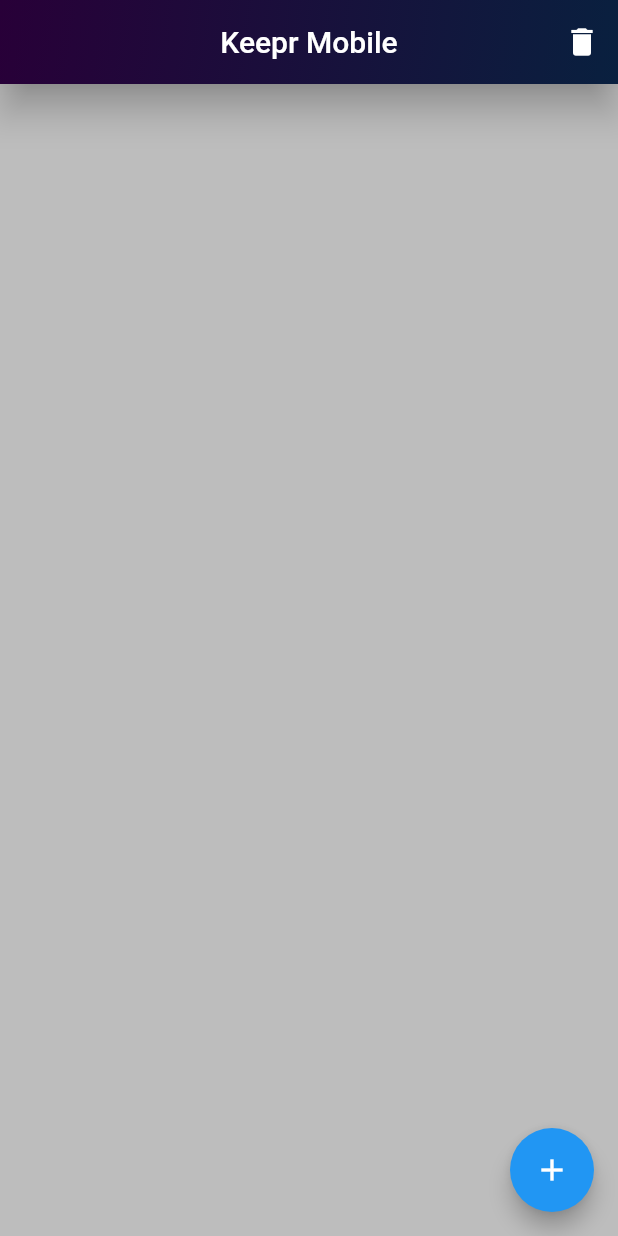
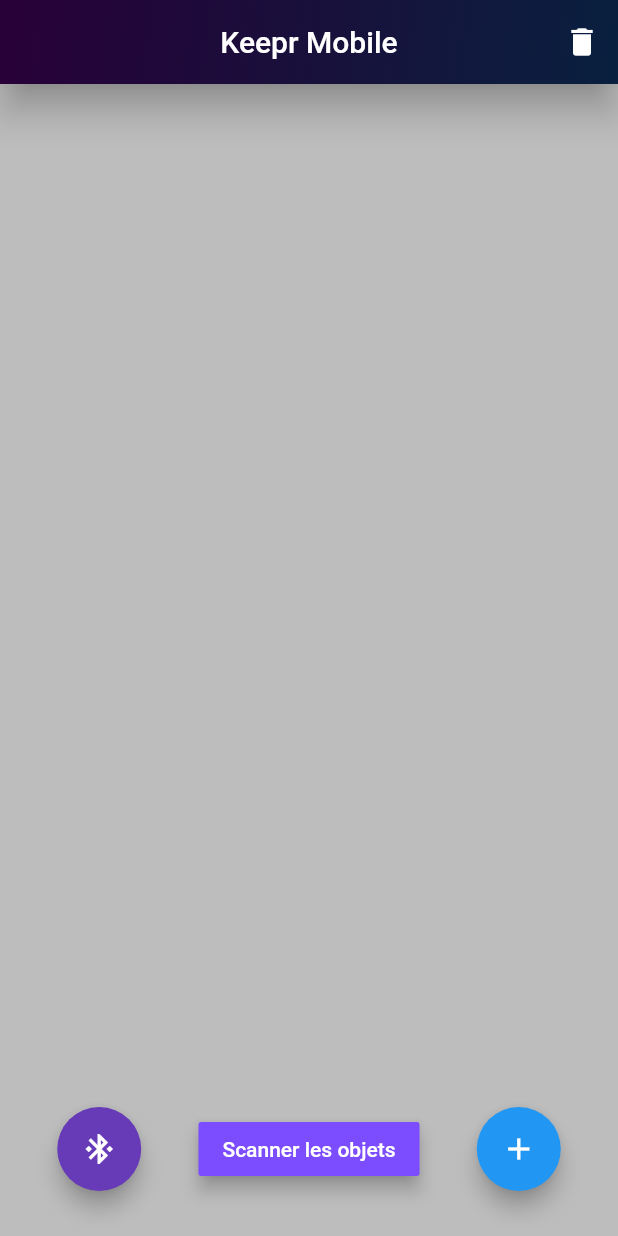
Before and after one commit to sigl-hamilton/keeprFlutter, a Flutter app: the screen it shows after launch, on a phone screen of 412 x 824 dp. Run offline on Flutter 3.47's test engine with Material 2 defaults, Android fonts, the phone set to English and light mode, and no system bars.

Commit message:
added buttons to list view

```diff
--- /dev/null
+++ b/lib/app.dart
@@ -0,0 +1,13 @@
+// app.dart
+
+import 'package:flutter/material.dart';
+import 'screens/home.dart';
+
+class App extends StatelessWidget {
+  @override
+  Widget build(BuildContext context) {
+    return MaterialApp(
+      home: Home(),
+    );
+  }
+}
--- a/lib/main.dart
+++ b/lib/main.dart
@@ -1,141 +1,6 @@
-// Import MaterialApp and other widgets which we can use to quickly create a material app
+// main.dart
+
 import 'package:flutter/material.dart';
+import 'app.dart';
 
-void main() => runApp(new TodoApp());
-
-class TodoApp extends StatelessWidget {
-  @override
-  Widget build(BuildContext context) {
-    return new MaterialApp(title: 'Keepr', home: new TodoList());
-  }
-}
-
-class TodoList extends StatefulWidget {
-  @override
-  createState() => new TodoListState();
-}
-
-class TodoListState extends State<TodoList> {
-  List<String> _todoItems = [];
-
-  Widget _buildTodoList() {
-    return new ListView.builder(
-      itemBuilder: (context, index) {
-        if (index < _todoItems.length) {
-          return _buildTodoItem(_todoItems[index], index);
-        }
-        //    return SizedBox.shrink();
-      },
-    );
-  }
-
-  Widget _buildTodoItem(String todoText, int index) {
-    return new Card(
-        child: ListTile(
-            leading: FlutterLogo(),
-            trailing: Icon(Icons.more_vert),
-            onTap: () => _promptRemoveTodoItem(index),
-            title: new Text(todoText)
-
-        ),
-        elevation: 4.0
-    );
-  }
-
-// Instead of autogenerating a todo item, _addTodoItem now accepts a string
-  void _addTodoItem(String task) {
-    // Only add the task if the user actually entered something
-    if (task.length > 0) {
-      setState(() => _todoItems.add(task));
-    }
-  }
-
-  // Much like _addTodoItem, this modifies the array of todo strings and
-// notifies the app that the state has changed by using setState
-  void _removeTodoItem(int index) {
-    setState(() => _todoItems.removeAt(index));
-  }
-
-  void _clearTodoItem() {
-    setState(() => _todoItems.clear());
-  }
-
-// Show an alert dialog asking the user to confirm that the task is done
-  void _promptRemoveTodoItem(int index) {
-    showDialog(
-        context: context,
-        builder: (BuildContext context) {
-          return new AlertDialog(
-              title: new Text('Supprimer "${_todoItems[index]}" de la liste ?'),
-              actions: <Widget>[
-                new FlatButton(
-                    child: new Text('Annuler'),
-                    onPressed: () => Navigator.of(context).pop()),
-                new FlatButton(
-                    child: new Text('Supprimer'),
-                    onPressed: () {
-                      _removeTodoItem(index);
-                      Navigator.of(context).pop();
-                    })
-              ]);
-        });
-  }
-
-  void _pushAddTodoScreen() {
-    // Push this page onto the stack
-    Navigator.of(context).push(
-        // MaterialPageRoute will automatically animate the screen entry, as well
-        // as adding a back button to close it
-        new MaterialPageRoute(builder: (context) {
-      return new Scaffold(
-          appBar: new AppBar(title: new Text('Ajouter un objet')),
-          body: new TextField(
-            autofocus: true,
-            onSubmitted: (val) {
-              _addTodoItem(val);
-              Navigator.pop(context); // Close the add todo screen
-            },
-            decoration: new InputDecoration(
-                hintText: 'Enter le nom de l\'objet',
-                contentPadding: const EdgeInsets.all(16.0)),
-          ));
-    }));
-  }
-
-  Widget build(BuildContext context) {
-    return new Scaffold(
-      appBar: new AppBar(
-        centerTitle: true,
-        elevation: 10.0,
-        title: new Text('Keepr Mobile'),
-        actions: <Widget>[
-          IconButton(
-            icon: new Icon(Icons.delete),
-            onPressed: () {
-              _clearTodoItem();
-            },
-          )
-        ],
-        flexibleSpace: Container(
-          decoration: BoxDecoration(
-            gradient: LinearGradient(
-              begin: Alignment.topLeft,
-              end: Alignment.bottomRight,
-              colors: <Color>[
-                Color(0xff280038),
-                Color(0xff09203f)
-              ], // Couleur de la nav bar
-            ),
-          ),
-        ),
-      ),
-      body: _buildTodoList(),
-      backgroundColor: Color(0xffbdbdbd),
-      floatingActionButton: new FloatingActionButton(
-          onPressed: _pushAddTodoScreen,
-          // pressing this button now opens the new screen
-          tooltip: 'Ajouter un objet',
-          child: new Icon(Icons.add)),
-    );
-  }
-}
+void main() => runApp(App());
--- /dev/null
+++ b/lib/screens/home.dart
@@ -0,0 +1,10 @@
+import 'package:flutter/material.dart';
+import 'item_list.dart';
+
+
+class Home extends StatelessWidget {
+  @override
+  Widget build(BuildContext context) {
+    return new MaterialApp(title: 'Keepr', home: new ItemList());
+  }
+}
--- /dev/null
+++ b/lib/screens/item_list.dart
@@ -0,0 +1,169 @@
+import 'package:flutter/material.dart';
+
+class Home extends StatelessWidget {
+  @override
+  Widget build(BuildContext context) {
+    return new MaterialApp(title: 'Keepr', home: new ItemList());
+  }
+}
+
+class ItemList extends StatefulWidget {
+  @override
+  createState() => new ItemListState();
+}
+
+class ItemListState extends State<ItemList> {
+  List<String> _todoItems = [];
+
+  Widget _buildItemList() {
+    return ListView.builder(
+      itemBuilder: (context, index) {
+        if (index < _todoItems.length) {
+          return _buildTodoItem(_todoItems[index], index);
+        }
+        //    return SizedBox.shrink();
+      },
+    );
+  }
+
+  Widget _buildTodoItem(String todoText, int index) {
+    return new Card(
+        child: ListTile(
+            leading: FlutterLogo(),
+            trailing: Icon(Icons.more_vert),
+            onTap: () => _promptRemoveTodoItem(index),
+            title: new Text(todoText)),
+        elevation: 4.0);
+  }
+
+// Instead of autogenerating a todo item, _addTodoItem now accepts a string
+  void _addTodoItem(String task) {
+    // Only add the task if the user actually entered something
+    if (task.length > 0) {
+      setState(() => _todoItems.add(task));
+    }
+  }
+
+  // Much like _addTodoItem, this modifies the array of todo strings and
+// notifies the app that the state has changed by using setState
+  void _removeTodoItem(int index) {
+    setState(() => _todoItems.removeAt(index));
+  }
+
+  void _clearTodoItem() {
+    setState(() => _todoItems.clear());
+  }
+
+// Show an alert dialog asking the user to confirm that the task is done
+  void _promptRemoveTodoItem(int index) {
+    showDialog(
+        context: context,
+        builder: (BuildContext context) {
+          return new AlertDialog(
+              title: new Text('Supprimer "${_todoItems[index]}" de la liste ?'),
+              actions: <Widget>[
+                new FlatButton(
+                    child: new Text('Annuler'),
+                    onPressed: () => Navigator.of(context).pop()),
+                new FlatButton(
+                    child: new Text('Supprimer'),
+                    onPressed: () {
+                      _removeTodoItem(index);
+                      Navigator.of(context).pop();
+                    })
+              ]);
+        });
+  }
+
+  void _pushAddTodoScreen() {
+    // Push this page onto the stack
+    Navigator.of(context).push(
+        // MaterialPageRoute will automatically animate the screen entry, as well
+        // as adding a back button to close it
+        new MaterialPageRoute(builder: (context) {
+      return new Scaffold(
+          appBar: new AppBar(
+            title: new Text('Ajouter un objet'),
+            flexibleSpace: Container(
+              decoration: BoxDecoration(
+                gradient: LinearGradient(
+                  begin: Alignment.topLeft,
+                  end: Alignment.bottomRight,
+                  colors: <Color>[
+                    Color(0xff280038),
+                    Color(0xff09203f)
+                  ], // Couleur de la nav bar
+                ),
+              ),
+            ),
+          ),
+          body: new TextField(
+            autofocus: true,
+            onSubmitted: (val) {
+              _addTodoItem(val);
+              Navigator.pop(context); // Close the add todo screen
+            },
+            decoration: new InputDecoration(
+                hintText: 'Enter le nom de l\'objet',
+                contentPadding: const EdgeInsets.all(16.0)),
+          ));
+    }));
+  }
+
+  Widget build(BuildContext context) {
+    return new Scaffold(
+        appBar: new AppBar(
+          centerTitle: true,
+          elevation: 10.0,
+          title: new Text('Keepr Mobile'),
+          actions: <Widget>[
+            IconButton(
+              icon: new Icon(Icons.delete),
+              onPressed: () {
+                _clearTodoItem();
+              },
+            )
+          ],
+          flexibleSpace: Container(
+            decoration: BoxDecoration(
+              gradient: LinearGradient(
+                begin: Alignment.topLeft,
+                end: Alignment.bottomRight,
+                colors: <Color>[
+                  Color(0xff280038),
+                  Color(0xff09203f)
+                ], // Couleur de la nav bar
+              ),
+            ),
+          ),
+        ),
+        body: _buildItemList(),
+        backgroundColor: Color(0xffbdbdbd),
+        floatingActionButton: Padding(
+            padding: const EdgeInsets.only(bottom: 30.0),
+            child: Row(
+                mainAxisAlignment: MainAxisAlignment.spaceEvenly,
+                children: <Widget>[
+                  FloatingActionButton(
+                      heroTag: 'fab1',
+                      onPressed: () {},
+                      tooltip: 'Ajouter un objet',
+                      child: Icon(Icons.bluetooth_connected),
+                      backgroundColor: Colors.deepPurple),
+                  RaisedButton(
+                    onPressed: () {},
+                    elevation: 5,
+                    color: Colors.deepPurpleAccent,
+                    textColor: Colors.white,
+                    child: Text('Scanner les objets'),
+                  ),
+                  FloatingActionButton(
+                      heroTag: 'fab2',
+                      onPressed: _pushAddTodoScreen,
+                      tooltip: 'Ajouter un objet',
+                      child: Icon(Icons.add)),
+                ])),
+        floatingActionButtonLocation:
+            FloatingActionButtonLocation.centerDocked);
+  }
+}
```
Also changed, not shown: 2 other files.
